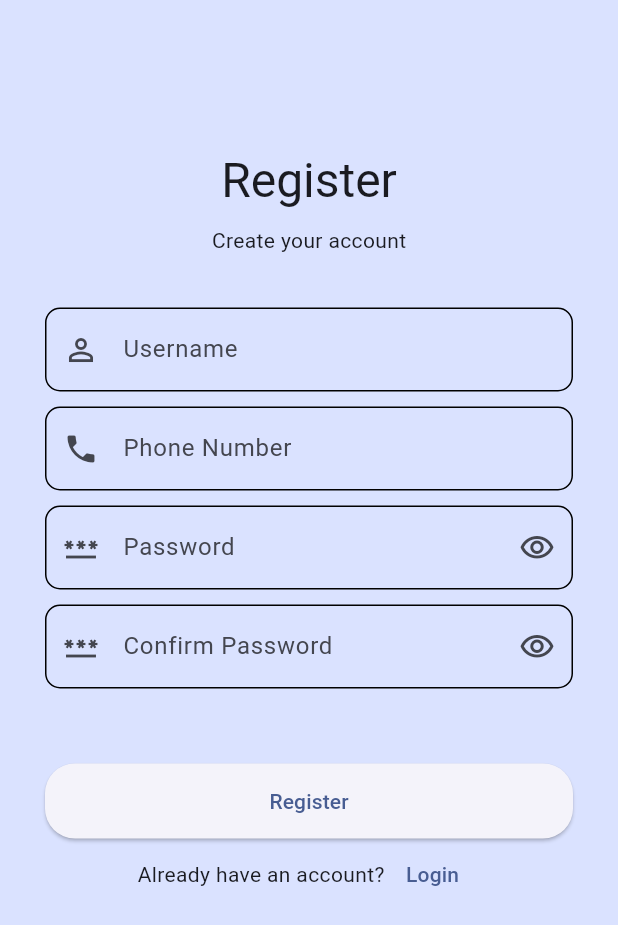
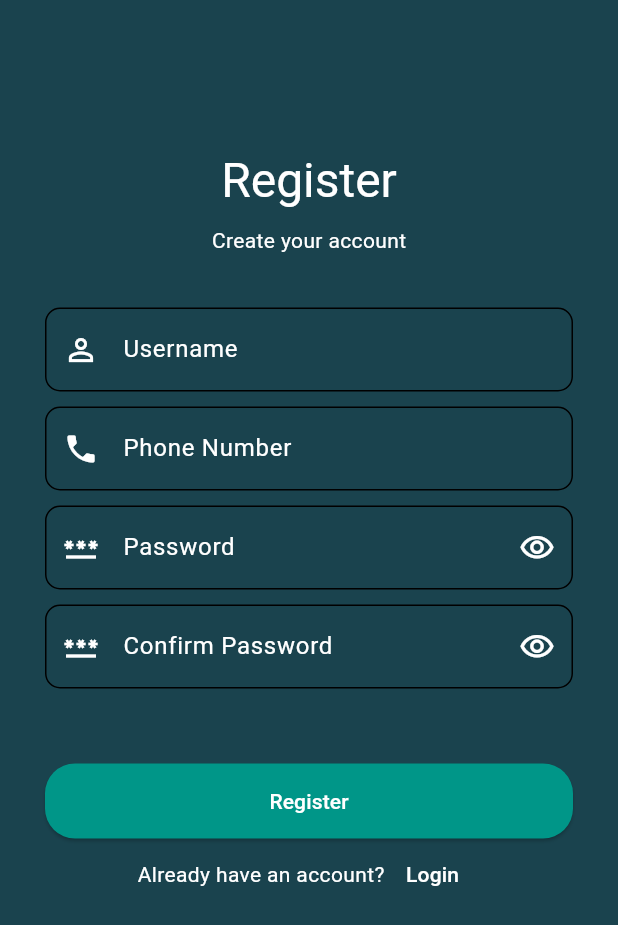
Before and after one commit to PaDiSHaXxX-DeV/TeachMe, a Flutter app: the screen it shows after launch, after a tap on "Login", after a tap on "Signup", on a phone screen of 412 x 824 dp. Shown: the top 925 px of the screen. Run offline on Flutter 3.47's test engine with Material 3 defaults, Android fonts, the phone set to English and light mode, and no system bars; our stand-ins replace hive_flutter; accounts and stored records are empty; network calls fail.

```diff
--- a/lib/main.dart
+++ b/lib/main.dart
@@ -8,6 +8,7 @@ void main() async{
 }
 
 class MyApp extends StatelessWidget {
+
   const MyApp({super.key});
 
   @override
--- a/lib/pages/auth/sign_in.dart
+++ b/lib/pages/auth/sign_in.dart
@@ -2,7 +2,6 @@ import 'package:flutter/material.dart';
 import 'package:hive_flutter/hive_flutter.dart';
 import 'package:teachme/pages/auth/sing_up.dart';
 import 'package:teachme/pages/home.dart';
-
 
 class Login extends StatefulWidget {
   const Login({
@@ -31,7 +30,7 @@ class _LoginState extends State<Login> {
     }
 
     return Scaffold(
-      backgroundColor: Theme.of(context).colorScheme.primaryContainer,
+      backgroundColor: const Color(0xFF1A434E),
       body: Form(
         key: _formKey,
         child: SingleChildScrollView(
@@ -40,13 +39,19 @@ class _LoginState extends State<Login> {
             children: [
               const SizedBox(height: 150),
               Text(
-                "Welcome back",
-                style: Theme.of(context).textTheme.headlineLarge,
+                "Welcome ",
+                style: Theme.of(context)
+                    .textTheme
+                    .headlineLarge
+                    ?.copyWith(color: Colors.white),
               ),
               const SizedBox(height: 10),
               Text(
                 "Login to your account",
-                style: Theme.of(context).textTheme.bodyMedium,
+                style: Theme.of(context)
+                    .textTheme
+                    .bodyMedium
+                    ?.copyWith(color: Colors.white),
               ),
               const SizedBox(height: 60),
               TextFormField(
@@ -54,14 +59,25 @@ class _LoginState extends State<Login> {
                 keyboardType: TextInputType.name,
                 decoration: InputDecoration(
                   labelText: "Username",
-                  prefixIcon: const Icon(Icons.person_outline),
+                  labelStyle: const TextStyle(
+                      color: Colors.white), // Set label color to white
+                  prefixIcon: const Icon(Icons.person_outline,
+                      color: Colors.white), // Set prefix icon color to white
                   border: OutlineInputBorder(
                     borderRadius: BorderRadius.circular(10),
+                    borderSide: const BorderSide(
+                        color: Colors.white), // Set border color to white
                   ),
                   enabledBorder: OutlineInputBorder(
                     borderRadius: BorderRadius.circular(10),
+                    borderSide: const BorderSide(
+                        color:
+                            Colors.white), // Set enabled border color to white
                   ),
                 ),
+                style:
+                    const TextStyle(color: Colors.white), // Set text color to white
+                cursorColor: Colors.white, // Set cursor color to white
                 onEditingComplete: () => _focusNodePassword.requestFocus(),
                 validator: (String? value) {
                   if (value == null || value.isEmpty) {
@@ -81,7 +97,10 @@ class _LoginState extends State<Login> {
                 keyboardType: TextInputType.visiblePassword,
                 decoration: InputDecoration(
                   labelText: "Password",
-                  prefixIcon: const Icon(Icons.password_outlined),
+                  labelStyle: const TextStyle(
+                      color: Colors.white), // Set label color to white
+                  prefixIcon: const Icon(Icons.password_outlined,
+                      color: Colors.white), // Set prefix icon color to white
                   suffixIcon: IconButton(
                     onPressed: () {
                       setState(() {
@@ -89,15 +108,27 @@ class _LoginState extends State<Login> {
                       });
                     },
                     icon: _obscurePassword
-                          ? const Icon(Icons.visibility_outlined)
-                          : const Icon(Icons.visibility_off_outlined)),
+                        ? const Icon(Icons.visibility_outlined,
+                            color:
+                                Colors.white) // Set suffix icon color to white
+                        : const Icon(Icons.visibility_off_outlined,
+                            color: Colors.white),
+                  ),
                   border: OutlineInputBorder(
                     borderRadius: BorderRadius.circular(10),
+                    borderSide: const BorderSide(
+                        color: Colors.white), // Set border color to white
                   ),
                   enabledBorder: OutlineInputBorder(
                     borderRadius: BorderRadius.circular(10),
+                    borderSide: const BorderSide(
+                        color:
+                            Colors.white), // Set enabled border color to white
                   ),
                 ),
+                style:
+                    const TextStyle(color: Colors.white), // Set text color to white
+                cursorColor: Colors.white, // Set cursor color to white
                 validator: (String? value) {
                   if (value == null || value.isEmpty) {
                     return "Please enter password.";
@@ -105,7 +136,6 @@ class _LoginState extends State<Login> {
                       _boxAccounts.get(_controllerUsername.text)) {
                     return "Wrong password.";
                   }
-
                   return null;
                 },
               ),
@@ -114,6 +144,7 @@ class _LoginState extends State<Login> {
                 children: [
                   ElevatedButton(
                     style: ElevatedButton.styleFrom(
+                      backgroundColor: Colors.teal,
                       minimumSize: const Size.fromHeight(50),
                       shape: RoundedRectangleBorder(
                         borderRadius: BorderRadius.circular(20),
@@ -134,12 +165,19 @@ class _LoginState extends State<Login> {
                         );
                       }
                     },
-                    child: const Text("Login"),
+                    child: const Text(
+                      "Login",
+                      style: TextStyle(color: Colors.white),
+                    ),
                   ),
                   Row(
                     mainAxisAlignment: MainAxisAlignment.center,
                     children: [
-                      const Text("Don't have an account?"),
+                     const Text(
+                        "Don't have an account?",
+                        style: TextStyle(color: Colors.white),
+
+                      ),
                       TextButton(
                         onPressed: () {
                           _formKey.currentState?.reset();
@@ -153,7 +191,10 @@ class _LoginState extends State<Login> {
                             ),
                           );
                         },
-                        child: const Text("Signup"),
+                        child: const Text(
+                          "Signup",
+                          style: TextStyle(color: Colors.white),
+                        ),
                       ),
                     ],
                   ),
--- a/lib/pages/auth/sing_up.dart
+++ b/lib/pages/auth/sing_up.dart
@@ -18,7 +18,7 @@ class _SignupState extends State<Signup> {
   final TextEditingController _controllerEmail = TextEditingController();
   final TextEditingController _controllerPassword = TextEditingController();
   final TextEditingController _controllerConFirmPassword =
-  TextEditingController();
+      TextEditingController();
 
   final Box _boxAccounts = Hive.box("accounts");
   bool _obscurePassword = true;
@@ -26,7 +26,7 @@ class _SignupState extends State<Signup> {
   @override
   Widget build(BuildContext context) {
     return Scaffold(
-      backgroundColor: Theme.of(context).colorScheme.primaryContainer,
+      backgroundColor: const Color(0xFF1A434E),
       body: Form(
         key: _formKey,
         child: SingleChildScrollView(
@@ -36,12 +36,18 @@ class _SignupState extends State<Signup> {
               const SizedBox(height: 100),
               Text(
                 "Register",
-                style: Theme.of(context).textTheme.headlineLarge,
+                style: Theme.of(context)
+                    .textTheme
+                    .headlineLarge
+                    ?.copyWith(color: Colors.white),
               ),
               const SizedBox(height: 10),
               Text(
                 "Create your account",
-                style: Theme.of(context).textTheme.bodyMedium,
+                style: Theme.of(context)
+                    .textTheme
+                    .bodyMedium
+                    ?.copyWith(color: Colors.white),
               ),
               const SizedBox(height: 35),
               TextFormField(
@@ -49,21 +55,23 @@ class _SignupState extends State<Signup> {
                 keyboardType: TextInputType.name,
                 decoration: InputDecoration(
                   labelText: "Username",
-                  prefixIcon: const Icon(Icons.person_outline),
+                  prefixIcon:
+                      const Icon(Icons.person_outline, color: Colors.white),
                   border: OutlineInputBorder(
                     borderRadius: BorderRadius.circular(10),
                   ),
                   enabledBorder: OutlineInputBorder(
                     borderRadius: BorderRadius.circular(10),
                   ),
+                  labelStyle: TextStyle(color: Colors.white),
                 ),
+                style: TextStyle(color: Colors.white),
                 validator: (String? value) {
                   if (value == null || value.isEmpty) {
                     return "Please enter username.";
                   } else if (_boxAccounts.containsKey(value)) {
                     return "Username is already registered.";
                   }
-
                   return null;
                 },
                 onEditingComplete: () => _focusNodeEmail.requestFocus(),
@@ -75,14 +83,16 @@ class _SignupState extends State<Signup> {
                 keyboardType: TextInputType.emailAddress,
                 decoration: InputDecoration(
                   labelText: "Phone Number",
-                  prefixIcon: const Icon(Icons.phone),
+                  prefixIcon: const Icon(Icons.phone, color: Colors.white),
                   border: OutlineInputBorder(
                     borderRadius: BorderRadius.circular(10),
                   ),
                   enabledBorder: OutlineInputBorder(
                     borderRadius: BorderRadius.circular(10),
                   ),
+                  labelStyle: TextStyle(color: Colors.white),
                 ),
+                style: TextStyle(color: Colors.white),
                 validator: (String? value) {
                   if (value == null || value.isEmpty) {
                     return "Please enter phone number.";
@@ -101,7 +111,8 @@ class _SignupState extends State<Signup> {
                 keyboardType: TextInputType.visiblePassword,
                 decoration: InputDecoration(
                   labelText: "Password",
-                  prefixIcon: const Icon(Icons.password_outlined),
+                  prefixIcon:
+                      const Icon(Icons.password_outlined, color: Colors.white),
                   suffixIcon: IconButton(
                       onPressed: () {
                         setState(() {
@@ -109,15 +120,19 @@ class _SignupState extends State<Signup> {
                         });
                       },
                       icon: _obscurePassword
-                          ? const Icon(Icons.visibility_outlined)
-                          : const Icon(Icons.visibility_off_outlined)),
+                          ? const Icon(Icons.visibility_outlined,
+                              color: Colors.white)
+                          : const Icon(Icons.visibility_off_outlined,
+                              color: Colors.white)),
                   border: OutlineInputBorder(
                     borderRadius: BorderRadius.circular(10),
                   ),
                   enabledBorder: OutlineInputBorder(
                     borderRadius: BorderRadius.circular(10),
                   ),
+                  labelStyle: TextStyle(color: Colors.white),
                 ),
+                style: TextStyle(color: Colors.white),
                 validator: (String? value) {
                   if (value == null || value.isEmpty) {
                     return "Please enter password.";
@@ -137,7 +152,8 @@ class _SignupState extends State<Signup> {
                 keyboardType: TextInputType.visiblePassword,
                 decoration: InputDecoration(
                   labelText: "Confirm Password",
-                  prefixIcon: const Icon(Icons.password_outlined),
+                  prefixIcon:
+                      const Icon(Icons.password_outlined, color: Colors.white),
                   suffixIcon: IconButton(
                       onPressed: () {
                         setState(() {
@@ -145,15 +161,19 @@ class _SignupState extends State<Signup> {
                         });
                       },
                       icon: _obscurePassword
-                          ? const Icon(Icons.visibility_outlined)
-                          : const Icon(Icons.visibility_off_outlined)),
+                          ? const Icon(Icons.visibility_outlined,
+                              color: Colors.white)
+                          : const Icon(Icons.visibility_off_outlined,
+                              color: Colors.white)),
                   border: OutlineInputBorder(
                     borderRadius: BorderRadius.circular(10),
                   ),
                   enabledBorder: OutlineInputBorder(
                     borderRadius: BorderRadius.circular(10),
                   ),
+                  labelStyle: TextStyle(color: Colors.white),
                 ),
+                style: TextStyle(color: Colors.white),
                 validator: (String? value) {
                   if (value == null || value.isEmpty) {
                     return "Please enter password.";
@@ -168,6 +188,7 @@ class _SignupState extends State<Signup> {
                 children: [
                   ElevatedButton(
                     style: ElevatedButton.styleFrom(
+                      backgroundColor: Colors.teal,
                       minimumSize: const Size.fromHeight(50),
                       shape: RoundedRectangleBorder(
                         borderRadius: BorderRadius.circular(20),
@@ -184,12 +205,13 @@ class _SignupState extends State<Signup> {
                           SnackBar(
                             width: 200,
                             backgroundColor:
-                            Theme.of(context).colorScheme.secondary,
+                                Colors.white,
                             shape: RoundedRectangleBorder(
                               borderRadius: BorderRadius.circular(10),
                             ),
                             behavior: SnackBarBehavior.floating,
-                            content: const Text("Registered Successfully"),
+                            content: const Text("Registered Successfully",
+                                style: TextStyle(color: Colors.white)),
                           ),
                         );
 
@@ -198,15 +220,18 @@ class _SignupState extends State<Signup> {
                         Navigator.pop(context);
                       }
                     },
-                    child: const Text("Register"),
+                    child: const Text("Register",
+                        style: TextStyle(color: Colors.white)),
                   ),
                   Row(
                     mainAxisAlignment: MainAxisAlignment.center,
                     children: [
-                      const Text("Already have an account?"),
+                      const Text("Already have an account?",
+                          style: TextStyle(color: Colors.white)),
                       TextButton(
                         onPressed: () => Navigator.pop(context),
-                        child: const Text("Login"),
+                        child: const Text("Login",
+                            style: TextStyle(color: Colors.white)),
                       ),
                     ],
                   ),
--- /dev/null
+++ b/lib/utils/double.dart
@@ -0,0 +1,2 @@
+double width=0;
+double height=0;
```
Also changed, not shown: lib/data/fake_data.dart (+11 -0 lines), lib/data/models/study_model.dart (+10 -0 lines), lib/pages/home.dart (+30 -28 lines). Lines whose indentation alone changed are shown as unchanged.
